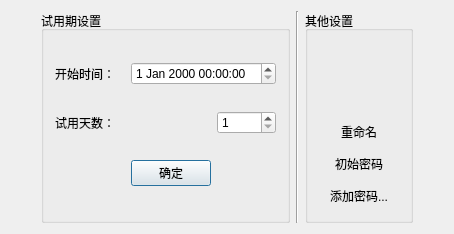
First picture: the form in dialog.ui, repository zhg-c/Encrypt, before the edit.
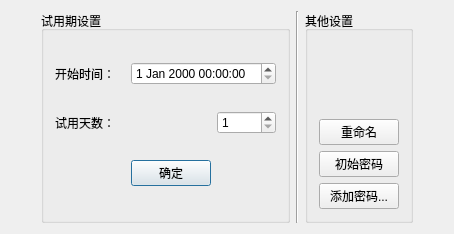
Second picture: the form after the edit.

```diff
--- a/dialog.ui
+++ b/dialog.ui
@@ -119,7 +119,7 @@
          <string>添加密码...</string>
         </property>
         <property name="flat">
-         <bool>true</bool>
+         <bool>false</bool>
         </property>
        </widget>
       </item>
@@ -129,7 +129,7 @@
          <string>初始密码</string>
         </property>
         <property name="flat">
-         <bool>true</bool>
+         <bool>false</bool>
         </property>
        </widget>
       </item>
@@ -139,7 +139,7 @@
          <string>重命名</string>
         </property>
         <property name="flat">
-         <bool>true</bool>
+         <bool>false</bool>
         </property>
        </widget>
       </item>
```
